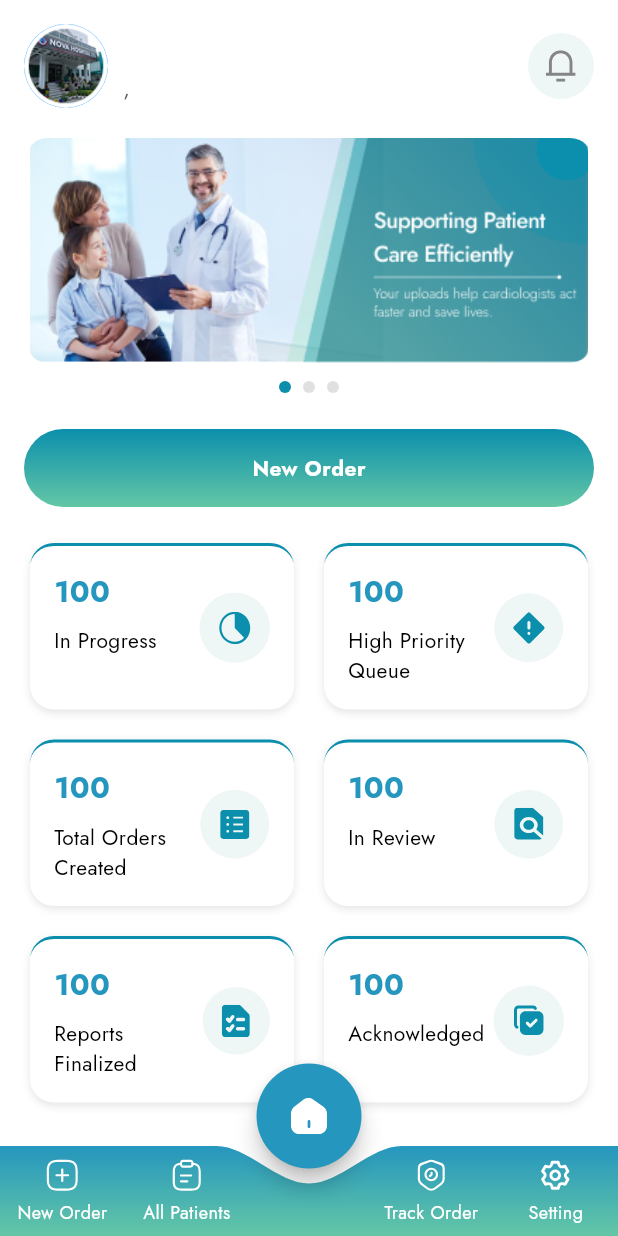
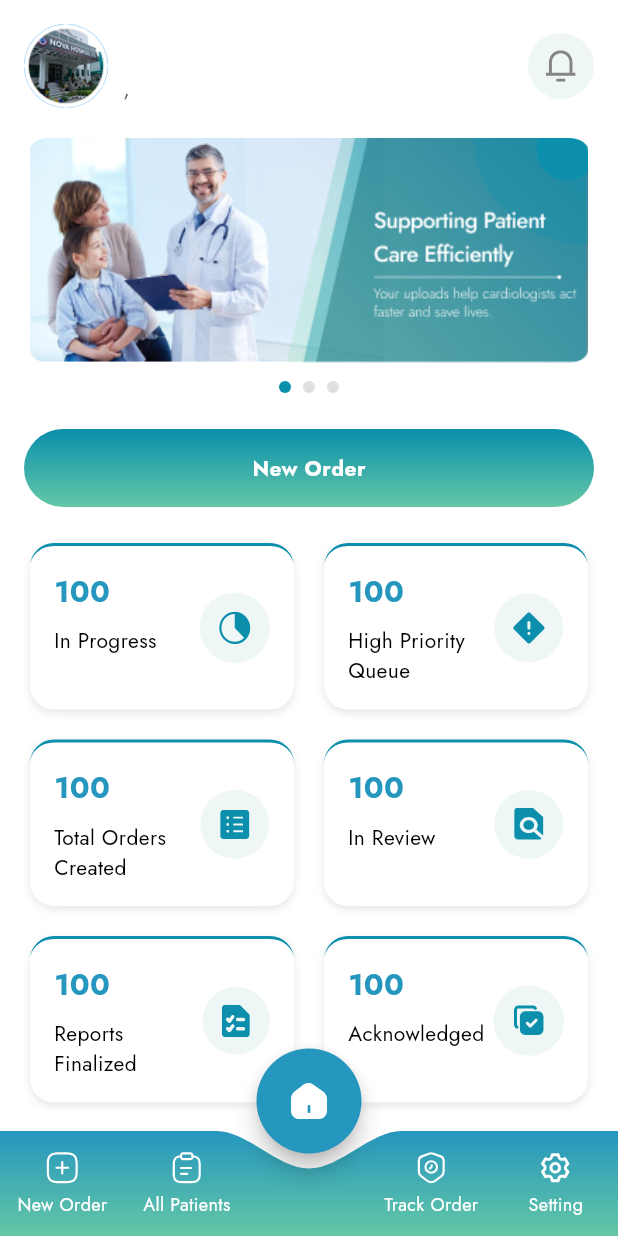
Before and after one commit to Kunal23465/Cardio-Tech, a Flutter app: the Navbar screen opened by its route, on a phone screen of 412 x 824 dp. Run offline on Flutter 3.47's test engine with Material 3 defaults, Android fonts, the phone set to English and light mode, and no system bars; drawn by our look-alikes of flutter_carousel_widget; our stand-ins replace dio, file_picker, flutter_svg, image_picker, permission_handler, shared_preferences; missing offline and left inert: flutter_downloader, google_mlkit_text_recognition, image_painter; accounts and stored records are empty; network calls fail.

Commit message:
navbar changes

```diff
--- a/lib/src/data/loginAuth/auth_repository.dart
+++ b/lib/src/data/loginAuth/auth_repository.dart
@@ -19,11 +19,13 @@ class AuthRepository {
         final accessToken = data['accessToken'];
         final refreshToken = data['refreshToken'];
         final userId = data['userId'];
+        final pocId = data['pocId'];
         final staffType = data['staffType'];
 
         if (accessToken != null) {
           await StorageHelper.saveLoginData(
             userId: userId,
+            pocId: pocId,
             accessToken: accessToken,
             refreshToken: refreshToken ?? '',
             staffType: staffType ?? '',
--- a/lib/src/features/auth/screens/loginScreens/login_screen.dart
+++ b/lib/src/features/auth/screens/loginScreens/login_screen.dart
@@ -85,8 +85,11 @@ class _LoginScreenState extends State<LoginScreen> {
 
         final staffType = await StorageHelper.getStaffType();
         final userId = await StorageHelper.getUserId();
+        final pocId = await StorageHelper.getPocId();
 
-        print(" Login success for UserID: $userId, Staff Type: $staffType");
+        print(
+          " Login success for UserID: $userId, Staff Type: $staffType , Poc ID : $pocId",
+        );
 
         if (!mounted) return;
 
--- a/lib/src/features/generalPhysicianScreens/home/navbar/home.dart
+++ b/lib/src/features/generalPhysicianScreens/home/navbar/home.dart
@@ -65,17 +65,21 @@ class _HomePageState extends State<HomePage> {
 
     Future.microtask(() async {
       final userId = await StorageHelper.getUserId();
+      final pocId = await StorageHelper.getPocId();
 
       if (userId != null) {
         // Fetch user details
         context.read<LoggedInUserDetailsProvider>().fetchLoggedInUserDetails(
           userId: userId,
         );
-
-        // Fetch notifications
-        context.read<NotificationProvider>().fetchNotifications(userId: userId);
       } else {
         debugPrint("User ID not found in storage");
+      }
+
+      if (pocId != null) {
+        context.read<NotificationProvider>().fetchNotifications(userId: pocId);
+      } else {
+        debugPrint("POC ID missing — notifications not loaded!");
       }
     });
   }
@@ -173,11 +177,11 @@ class _HomePageState extends State<HomePage> {
                             AppRoutes.notification,
                           );
 
-                          final userId = await StorageHelper.getUserId();
-                          if (userId != null) {
+                          final pocId = await StorageHelper.getPocId();
+                          if (pocId != null) {
                             await context
                                 .read<NotificationProvider>()
-                                .fetchNotifications(userId: userId);
+                                .fetchNotifications(userId: pocId);
                           }
                         },
                         borderRadius: BorderRadius.circular(50),
--- a/lib/src/features/generalPhysicianScreens/home/widgets/navbar.dart
+++ b/lib/src/features/generalPhysicianScreens/home/widgets/navbar.dart
@@ -17,7 +17,7 @@ class Navbar extends StatefulWidget {
 class _NavbarState extends State<Navbar> {
   int _currentIndex = 2; // default tab
 
-  static const double navBarHeight = 60;
+  static const double navBarHeight = 70;
 
   // --- PRELOADED SVG ICONS (NO BLINK) ---
   Widget homeActiveIcon = const SizedBox();
@@ -40,16 +40,34 @@ class _NavbarState extends State<Navbar> {
     );
   }
 
-  final List<Widget> _pages = const [
-    NewOrder(),
-    AllPatient(),
-    HomePage(),
-    Trackorder(),
-    Setting(),
-  ];
+  List<Widget?> _pages = [null, null, null, null, null];
 
   void _onTabSelected(int index) {
-    setState(() => _currentIndex = index);
+    setState(() {
+      _currentIndex = index;
+
+      if (_pages[index] == null) {
+        if (index == 0)
+          _pages[index] = const NewOrder();
+        else if (index == 1)
+          _pages[index] = const AllPatient();
+        else if (index == 2)
+          _pages[index] = const HomePage();
+        else if (index == 3)
+          _pages[index] = const Trackorder();
+        else if (index == 4)
+          _pages[index] = const Setting();
+      }
+    });
+  }
+
+  @override
+  void initState() {
+    super.initState();
+
+    // Load only HomePage at login
+    _currentIndex = 2;
+    _pages[2] = const HomePage(); // Home API will run here
   }
 
   @override
@@ -59,10 +77,14 @@ class _NavbarState extends State<Navbar> {
 
     return Scaffold(
       backgroundColor: Colors.white,
-      resizeToAvoidBottomInset: true,
+      resizeToAvoidBottomInset: false,
       extendBody: true,
 
-      body: IndexedStack(index: _currentIndex, children: _pages),
+      // body: IndexedStack(index: _currentIndex, children: _pages),
+      body: IndexedStack(
+        index: _currentIndex,
+        children: _pages.map((page) => page ?? const SizedBox()).toList(),
+      ),
 
       // ---------------- FAB (NO BLINK) ----------------
       floatingActionButton: SizedBox(
@@ -174,11 +196,14 @@ class _NavbarState extends State<Navbar> {
   }
 
   Widget _navButton(Widget icon, String label, int index) {
-    return GestureDetector(
+    return InkWell(
       onTap: () => _onTabSelected(index),
-      child: SizedBox(
-        width: 80,
-        height: 60,
+      splashColor: Colors.transparent,
+      highlightColor: Colors.transparent,
+      child: Container(
+        width: double.infinity, //FULL WIDTH TAP AREA
+        height: 70, // LARGE TAP HEIGHT
+        padding: const EdgeInsets.symmetric(vertical: 8),
         child: Column(
           mainAxisAlignment: MainAxisAlignment.center,
           children: [
--- a/lib/src/utils/storage_helper.dart
+++ b/lib/src/utils/storage_helper.dart
@@ -6,6 +6,7 @@ class StorageHelper {
   static const String keyRefreshToken = "refreshToken";
   static const String keyStaffType = "staffType";
   static const String keyIsLoggedIn = "isLoggedIn";
+  static const String keyPocId = "pocId";
 
   ///  Save Login Response Data
   static Future<void> saveLoginData({
@@ -13,10 +14,12 @@ class StorageHelper {
     required String accessToken,
     required String refreshToken,
     required String staffType,
+    required int pocId,
   }) async {
     final prefs = await SharedPreferences.getInstance();
 
     await prefs.setInt(keyUserId, userId);
+    await prefs.setInt(keyPocId, pocId);
     await prefs.setString(keyAccessToken, accessToken);
     await prefs.setString(keyRefreshToken, refreshToken);
     await prefs.setString(keyStaffType, staffType);
@@ -29,6 +32,11 @@ class StorageHelper {
   static Future<int?> getUserId() async {
     final prefs = await SharedPreferences.getInstance();
     return prefs.getInt(keyUserId);
+  }
+
+  static Future<int?> getPocId() async {
+    final prefs = await SharedPreferences.getInstance();
+    return prefs.getInt(keyPocId);
   }
 
   static Future<String?> getAccessToken() async {
```
Also changed, not shown: lib/main.dart (+8 -1 lines), lib/src/features/cardiologistScreens/home/navbarScreens/homePage.dart (+17 -4 lines), lib/src/features/cardiologistScreens/home/widgets/CardiologistNavbar.dart (+38 -15 lines), lib/src/features/generalPhysicianScreens/home/navbar/trackOrder.dart (+1 -8 lines), lib/src/features/generalPhysicianScreens/home/notifications/notification.dart (+4 -4 lines), lib/src/features/generalPhysicianScreens/home/widgets/custom_textfield.dart (+12 -5 lines).
